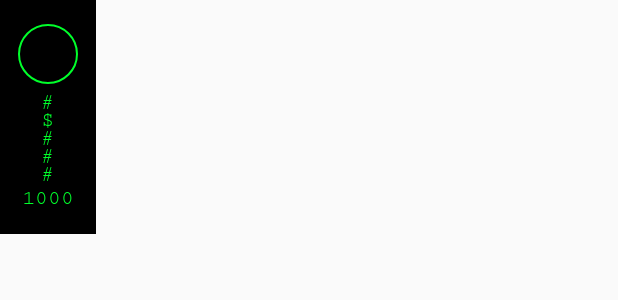
After one commit to gkaffka/SendMoney, an Android app: the layout graph_item_view.xml on its own in the app's theme, with its tools: preview values and no code run, on a phone screen of 412 x 824 dp. The commit adds this screen. Shown: the top 300 px of the screen. Run offline under Robolectric (Android 15) with nearby library versions, the phone set to English and light mode, and no system bars.

Commit message:
Creates the chart for the transaction history screen

```diff
--- a/app/src/main/java/com/sendmoney/kaffka/sendmoney/activity/TransactionHistoryActivity.java
+++ b/app/src/main/java/com/sendmoney/kaffka/sendmoney/activity/TransactionHistoryActivity.java
@@ -13,7 +13,6 @@ import com.sendmoney.kaffka.sendmoney.models.Transfer;
 import com.sendmoney.kaffka.sendmoney.net.callbacks.GetTransfersCallback;
 import com.sendmoney.kaffka.sendmoney.net.jobs.GetTransfersJob;
 
-import java.util.Collection;
 import java.util.Collections;
 import java.util.List;
 
--- /dev/null
+++ b/app/src/main/res/layout/graph_item_view.xml
@@ -0,0 +1,51 @@
+<?xml version="1.0" encoding="utf-8"?>
+<LinearLayout xmlns:android="http://schemas.android.com/apk/res/android"
+              xmlns:tools="http://schemas.android.com/tools"
+              android:id="@+id/graph_item_view"
+              android:layout_width="wrap_content"
+              android:layout_height="wrap_content"
+              android:background="@color/black"
+              android:orientation="vertical"
+              android:paddingBottom="16dp"
+              android:paddingLeft="12dp"
+              android:paddingRight="12dp"
+              android:paddingTop="16dp">
+
+    <FrameLayout
+        android:layout_width="40dp"
+        android:layout_height="40dp"
+        android:layout_gravity="center"
+        android:background="@drawable/green_circle">
+
+        <TextView
+            android:id="@+id/textContactInitial"
+            style="@style/TextStyleInitials"
+            android:layout_width="wrap_content"
+            android:layout_height="wrap_content"
+            android:layout_gravity="center"/>
+    </FrameLayout>
+
+
+    <TextView
+        android:id="@+id/textGraphBar"
+        style="@style/TextStyle"
+        android:textSize="14sp"
+        android:layout_width="wrap_content"
+        android:layout_height="wrap_content"
+        android:layout_marginTop="4dp"
+        android:layout_gravity="center"
+        android:gravity="center"
+        android:lineSpacingMultiplier="0.8"
+        tools:text="#\n$\n#\n#\n#"/>
+
+    <TextView
+        android:id="@+id/tetxContactTotal"
+        style="@style/TextStyle"
+        android:textSize="14sp"
+        android:layout_width="wrap_content"
+        android:layout_height="wrap_content"
+        android:layout_gravity="center"
+        android:gravity="center"
+        tools:text="1000"/>
+
+</LinearLayout>
--- a/app/src/main/res/values/colors.xml
+++ b/app/src/main/res/values/colors.xml
@@ -1,7 +1,7 @@
 <?xml version="1.0" encoding="utf-8"?>
 <resources>
     <color name="colorPrimary">#36ba01</color>
-    <color name="colorPrimaryDark">#009a22</color>
+    <color name="colorPrimaryDark">#008911</color>
     <color name="colorAccent">#00ff2b</color>
     <color name="black">#ff000000</color>
     <color name="red_pill">#FFaa0000</color>
```
Also changed, not shown: app/src/main/java/com/sendmoney/kaffka/sendmoney/SendMoneyApplication.java (+8 -1 lines), app/src/main/java/com/sendmoney/kaffka/sendmoney/adapter/TransfersAdapter.java (+107 -7 lines), app/src/main/java/com/sendmoney/kaffka/sendmoney/fragment/SendMoneyDialogFragment.java (+6 -4 lines), app/src/main/java/com/sendmoney/kaffka/sendmoney/models/Contact.java (+9 -0 lines), app/src/main/res/layout/activity_transaction_history.xml (+8 -0 lines), app/src/main/res/layout/graph_view.xml (added, +23 -0 lines), app/src/main/res/layout/transfer_item.xml (+5 -5 lines), app/src/main/ic_launcher-web.png (added), app/src/main/res/mipmap-hdpi/ic_launcher.png, app/src/main/res/mipmap-mdpi/ic_launcher.png, app/src/main/res/mipmap-xhdpi/ic_launcher.png, app/src/main/res/mipmap-xxhdpi/ic_launcher.png, app/src/main/res/mipmap-xxxhdpi/ic_launcher.png.
